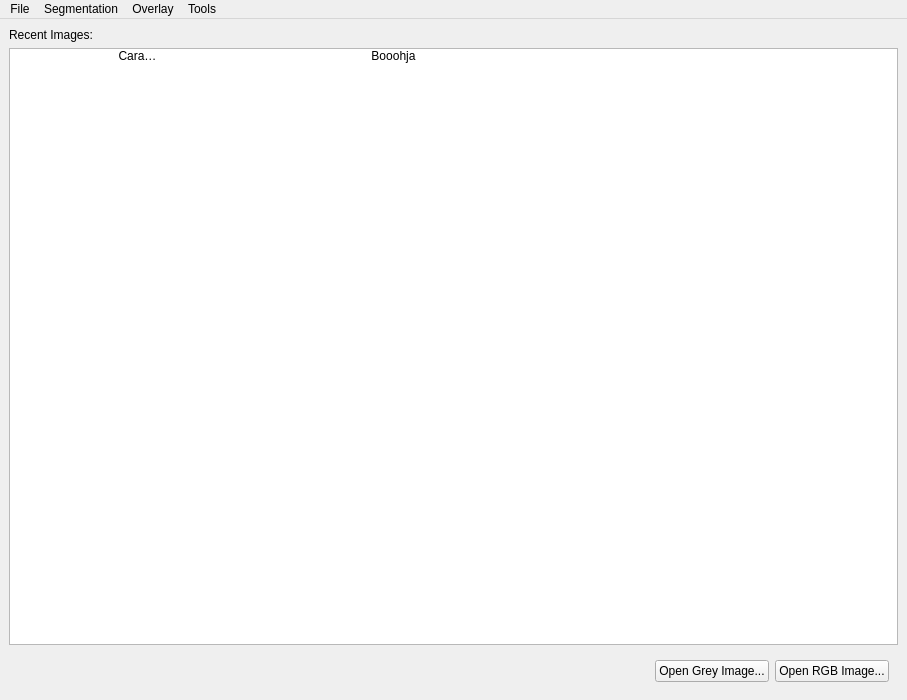
Before: the Qt Designer form GUI/Qt/Windows/MainImageWindow.ui in pyushkevich/itksnap, drawn with Qt 5.
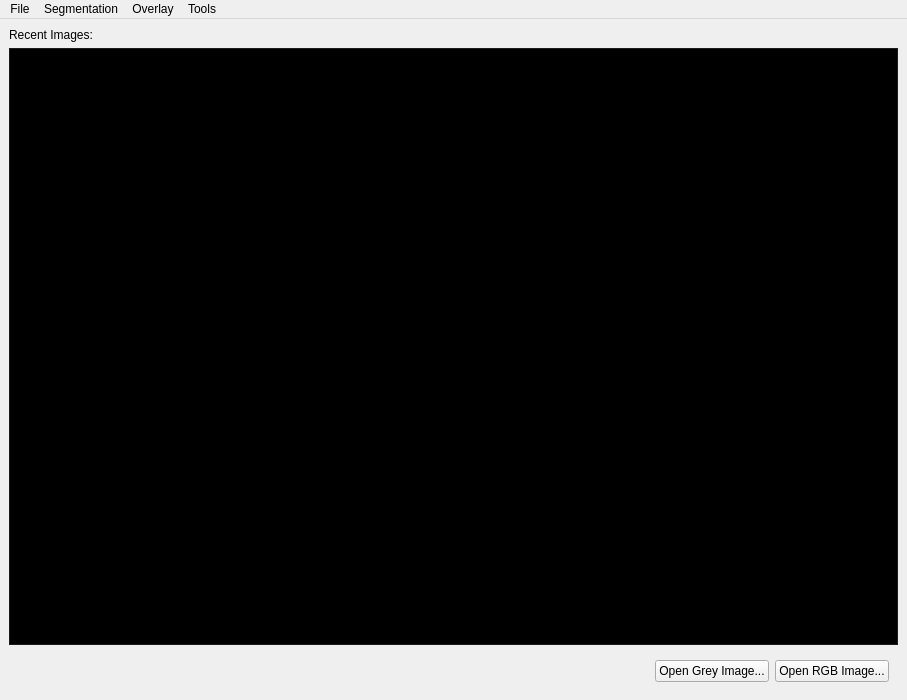
After: the same form once the commit is applied. Icons and pictures are not drawn. Custom widgets are drawn as their Qt base class.

Commit message: Several UI changes, including new history list at startup and some initial support for array-QAbstractItemModel coupling, although this is not finalized

The edit to the form file:
```diff
--- a/GUI/Qt/Windows/MainImageWindow.ui
+++ b/GUI/Qt/Windows/MainImageWindow.ui
@@ -62,7 +62,436 @@
          </widget>
         </item>
         <item>
-         <widget class="QListWidget" name="listRecent">
+         <widget class="QListView" name="listRecent">
+          <property name="palette">
+           <palette>
+            <active>
+             <colorrole role="WindowText">
+              <brush brushstyle="SolidPattern">
+               <color alpha="255">
+                <red>255</red>
+                <green>255</green>
+                <blue>255</blue>
+               </color>
+              </brush>
+             </colorrole>
+             <colorrole role="Button">
+              <brush brushstyle="SolidPattern">
+               <color alpha="255">
+                <red>35</red>
+                <green>35</green>
+                <blue>35</blue>
+               </color>
+              </brush>
+             </colorrole>
+             <colorrole role="Light">
+              <brush brushstyle="SolidPattern">
+               <color alpha="255">
+                <red>53</red>
+                <green>53</green>
+                <blue>53</blue>
+               </color>
+              </brush>
+             </colorrole>
+             <colorrole role="Midlight">
+              <brush brushstyle="SolidPattern">
+               <color alpha="255">
+                <red>44</red>
+                <green>44</green>
+                <blue>44</blue>
+               </color>
+              </brush>
+             </colorrole>
+             <colorrole role="Dark">
+              <brush brushstyle="SolidPattern">
+               <color alpha="255">
+                <red>17</red>
+                <green>17</green>
+                <blue>17</blue>
+               </color>
+              </brush>
+             </colorrole>
+             <colorrole role="Mid">
+              <brush brushstyle="SolidPattern">
+               <color alpha="255">
+                <red>23</red>
+                <green>23</green>
+                <blue>23</blue>
+               </color>
+              </brush>
+             </colorrole>
+             <colorrole role="Text">
+              <brush brushstyle="SolidPattern">
+               <color alpha="255">
+                <red>255</red>
+                <green>255</green>
+                <blue>255</blue>
+               </color>
+              </brush>
+             </colorrole>
+             <colorrole role="BrightText">
+              <brush brushstyle="SolidPattern">
+               <color alpha="255">
+                <red>255</red>
+                <green>255</green>
+                <blue>255</blue>
+               </color>
+              </brush>
+             </colorrole>
+             <colorrole role="ButtonText">
+              <brush brushstyle="SolidPattern">
+               <color alpha="255">
+                <red>255</red>
+                <green>255</green>
+                <blue>255</blue>
+               </color>
+              </brush>
+             </colorrole>
+             <colorrole role="Base">
+              <brush brushstyle="SolidPattern">
+               <color alpha="255">
+                <red>0</red>
+                <green>0</green>
+                <blue>0</blue>
+               </color>
+              </brush>
+             </colorrole>
+             <colorrole role="Window">
+              <brush brushstyle="SolidPattern">
+               <color alpha="255">
+                <red>35</red>
+                <green>35</green>
+                <blue>35</blue>
+               </color>
+              </brush>
+             </colorrole>
+             <colorrole role="Shadow">
+              <brush brushstyle="SolidPattern">
+               <color alpha="255">
+                <red>0</red>
+                <green>0</green>
+                <blue>0</blue>
+               </color>
+              </brush>
+             </colorrole>
+             <colorrole role="AlternateBase">
+              <brush brushstyle="SolidPattern">
+               <color alpha="255">
+                <red>17</red>
+                <green>17</green>
+                <blue>17</blue>
+               </color>
+              </brush>
+             </colorrole>
+             <colorrole role="ToolTipBase">
+              <brush brushstyle="SolidPattern">
+               <color alpha="255">
+                <red>255</red>
+                <green>255</green>
+                <blue>220</blue>
+               </color>
+              </brush>
+             </colorrole>
+             <colorrole role="ToolTipText">
+              <brush brushstyle="SolidPattern">
+               <color alpha="255">
+                <red>0</red>
+                <green>0</green>
+                <blue>0</blue>
+               </color>
+              </brush>
+             </colorrole>
+            </active>
+            <inactive>
+             <colorrole role="WindowText">
+              <brush brushstyle="SolidPattern">
+               <color alpha="255">
+                <red>255</red>
+                <green>255</green>
+                <blue>255</blue>
+               </color>
+              </brush>
+             </colorrole>
+             <colorrole role="Button">
+              <brush brushstyle="SolidPattern">
+               <color alpha="255">
+                <red>35</red>
+                <green>35</green>
+                <blue>35</blue>
+               </color>
+              </brush>
+             </colorrole>
+             <colorrole role="Light">
+              <brush brushstyle="SolidPattern">
+               <color alpha="255">
+                <red>53</red>
+                <green>53</green>
+                <blue>53</blue>
+               </color>
+              </brush>
+             </colorrole>
+             <colorrole role="Midlight">
+              <brush brushstyle="SolidPattern">
+               <color alpha="255">
+                <red>44</red>
+                <green>44</green>
+                <blue>44</blue>
+               </color>
+              </brush>
+             </colorrole>
+             <colorrole role="Dark">
+              <brush brushstyle="SolidPattern">
+               <color alpha="255">
+                <red>17</red>
+                <green>17</green>
+                <blue>17</blue>
+               </color>
+              </brush>
+             </colorrole>
+             <colorrole role="Mid">
+              <brush brushstyle="SolidPattern">
+               <color alpha="255">
+                <red>23</red>
+                <green>23</green>
+                <blue>23</blue>
+               </color>
+              </brush>
+             </colorrole>
+             <colorrole role="Text">
+              <brush brushstyle="SolidPattern">
+               <color alpha="255">
+                <red>255</red>
+                <green>255</green>
+                <blue>255</blue>
+               </color>
+              </brush>
+             </colorrole>
+             <colorrole role="BrightText">
+              <brush brushstyle="SolidPattern">
+               <color alpha="255">
+                <red>255</red>
+                <green>255</green>
+                <blue>255</blue>
+               </color>
+              </brush>
+             </colorrole>
+             <colorrole role="ButtonText">
+              <brush brushstyle="SolidPattern">
+               <color alpha="255">
+                <red>255</red>
+                <green>255</green>
+                <blue>255</blue>
+               </color>
+              </brush>
+             </colorrole>
+             <colorrole role="Base">
+              <brush brushstyle="SolidPattern">
+               <color alpha="255">
+                <red>0</red>
+                <green>0</green>
+                <blue>0</blue>
+               </color>
+              </brush>
+             </colorrole>
+             <colorrole role="Window">
+              <brush brushstyle="SolidPattern">
+               <color alpha="255">
+                <red>35</red>
+                <green>35</green>
+                <blue>35</blue>
+               </color>
+              </brush>
+             </colorrole>
+             <colorrole role="Shadow">
+              <brush brushstyle="SolidPattern">
+               <color alpha="255">
+                <red>0</red>
+                <green>0</green>
+                <blue>0</blue>
+               </color>
+              </brush>
+             </colorrole>
+             <colorrole role="AlternateBase">
+              <brush brushstyle="SolidPattern">
+               <color alpha="255">
+                <red>17</red>
+                <green>17</green>
+                <blue>17</blue>
+               </color>
+              </brush>
+             </colorrole>
+             <colorrole role="ToolTipBase">
+              <brush brushstyle="SolidPattern">
+               <color alpha="255">
+                <red>255</red>
+                <green>255</green>
+                <blue>220</blue>
+               </color>
+              </brush>
+             </colorrole>
+             <colorrole role="ToolTipText">
+              <brush brushstyle="SolidPattern">
+               <color alpha="255">
+                <red>0</red>
+                <green>0</green>
+                <blue>0</blue>
+               </color>
+              </brush>
+             </colorrole>
+            </inactive>
+            <disabled>
+             <colorrole role="WindowText">
+              <brush brushstyle="SolidPattern">
+               <color alpha="255">
+                <red>17</red>
+                <green>17</green>
+                <blue>17</blue>
+               </color>
+              </brush>
+             </colorrole>
+             <colorrole role="Button">
+              <brush brushstyle="SolidPattern">
+               <color alpha="255">
+                <red>35</red>
+                <green>35</green>
+                <blue>35</blue>
+               </color>
+              </brush>
+             </colorrole>
+             <colorrole role="Light">
+              <brush brushstyle="SolidPattern">
+               <color alpha="255">
+                <red>53</red>
+                <green>53</green>
+                <blue>53</blue>
+               </color>
+              </brush>
+             </colorrole>
+             <colorrole role="Midlight">
+              <brush brushstyle="SolidPattern">
+               <color alpha="255">
+                <red>44</red>
+                <green>44</green>
+                <blue>44</blue>
+               </color>
+              </brush>
+             </colorrole>
+             <colorrole role="Dark">
+              <brush brushstyle="SolidPattern">
+               <color alpha="255">
+                <red>17</red>
+                <green>17</green>
+                <blue>17</blue>
+               </color>
+              </brush>
+             </colorrole>
+             <colorrole role="Mid">
+              <brush brushstyle="SolidPattern">
+               <color alpha="255">
+                <red>23</red>
+                <green>23</green>
+                <blue>23</blue>
+               </color>
+              </brush>
+             </colorrole>
+             <colorrole role="Text">
+              <brush brushstyle="SolidPattern">
+               <color alpha="255">
+                <red>17</red>
+                <green>17</green>
+                <blue>17</blue>
+               </color>
+              </brush>
+             </colorrole>
+             <colorrole role="BrightText">
+              <brush brushstyle="SolidPattern">
+               <color alpha="255">
+                <red>255</red>
+                <green>255</green>
+                <blue>255</blue>
+               </color>
+              </brush>
+             </colorrole>
+             <colorrole role="ButtonText">
+              <brush brushstyle="SolidPattern">
+               <color alpha="255">
+                <red>17</red>
+                <green>17</green>
+                <blue>17</blue>
+               </color>
+              </brush>
+             </colorrole>
+             <colorrole role="Base">
+              <brush brushstyle="SolidPattern">
+               <color alpha="255">
+                <red>35</red>
+                <green>35</green>
+                <blue>35</blue>
+               </color>
+              </brush>
+             </colorrole>
+             <colorrole role="Window">
+              <brush brushstyle="SolidPattern">
+               <color alpha="255">
+                <red>35</red>
+                <green>35</green>
+                <blue>35</blue>
+               </color>
+              </brush>
+             </colorrole>
+             <colorrole role="Shadow">
+              <brush brushstyle="SolidPattern">
+               <color alpha="255">
+                <red>0</red>
+                <green>0</green>
+                <blue>0</blue>
+               </color>
+              </brush>
+             </colorrole>
+             <colorrole role="AlternateBase">
+              <brush brushstyle="SolidPattern">
+               <color alpha="255">
+                <red>35</red>
+                <green>35</green>
+                <blue>35</blue>
+               </color>
+              </brush>
+             </colorrole>
+             <colorrole role="ToolTipBase">
+              <brush brushstyle="SolidPattern">
+               <color alpha="255">
+                <red>255</red>
+                <green>255</green>
+                <blue>220</blue>
+               </color>
+              </brush>
+             </colorrole>
+             <colorrole role="ToolTipText">
+              <brush brushstyle="SolidPattern">
+               <color alpha="255">
+                <red>0</red>
+                <green>0</green>
+                <blue>0</blue>
+               </color>
+              </brush>
+             </colorrole>
+            </disabled>
+           </palette>
+          </property>
+          <property name="font">
+           <font>
+            <weight>75</weight>
+            <bold>true</bold>
+           </font>
+          </property>
+          <property name="mouseTracking">
+           <bool>true</bool>
+          </property>
+          <property name="styleSheet">
+           <string notr="true">QListView::item:hover {
+background-color:rgb(88, 88, 88);
+}</string>
+          </property>
           <property name="alternatingRowColors">
            <bool>false</bool>
           </property>
@@ -77,36 +506,22 @@
           </property>
           <property name="gridSize">
            <size>
-            <width>256</width>
-            <height>256</height>
+            <width>224</width>
+            <height>160</height>
            </size>
           </property>
           <property name="viewMode">
            <enum>QListView::IconMode</enum>
           </property>
           <property name="uniformItemSizes">
+           <bool>false</bool>
+          </property>
+          <property name="wordWrap">
            <bool>true</bool>
           </property>
-          <item>
-           <property name="text">
-            <string>Caramba</string>
-           </property>
-           <property name="icon">
-            <iconset>
-             <normalon>:/root/logo_new.gif</normalon>
-            </iconset>
-           </property>
-          </item>
-          <item>
-           <property name="text">
-            <string>Booohja</string>
-           </property>
-           <property name="icon">
-            <iconset>
-             <normalon>:/root/itkLogoSmallTransparentBackground.gif</normalon>
-            </iconset>
-           </property>
-          </item>
+          <property name="selectionRectVisible">
+           <bool>false</bool>
+          </property>
          </widget>
         </item>
         <item>
```
Left out of the diff: 12 changed lines with no effect on the pictures. The commit also changes 29 other files.
